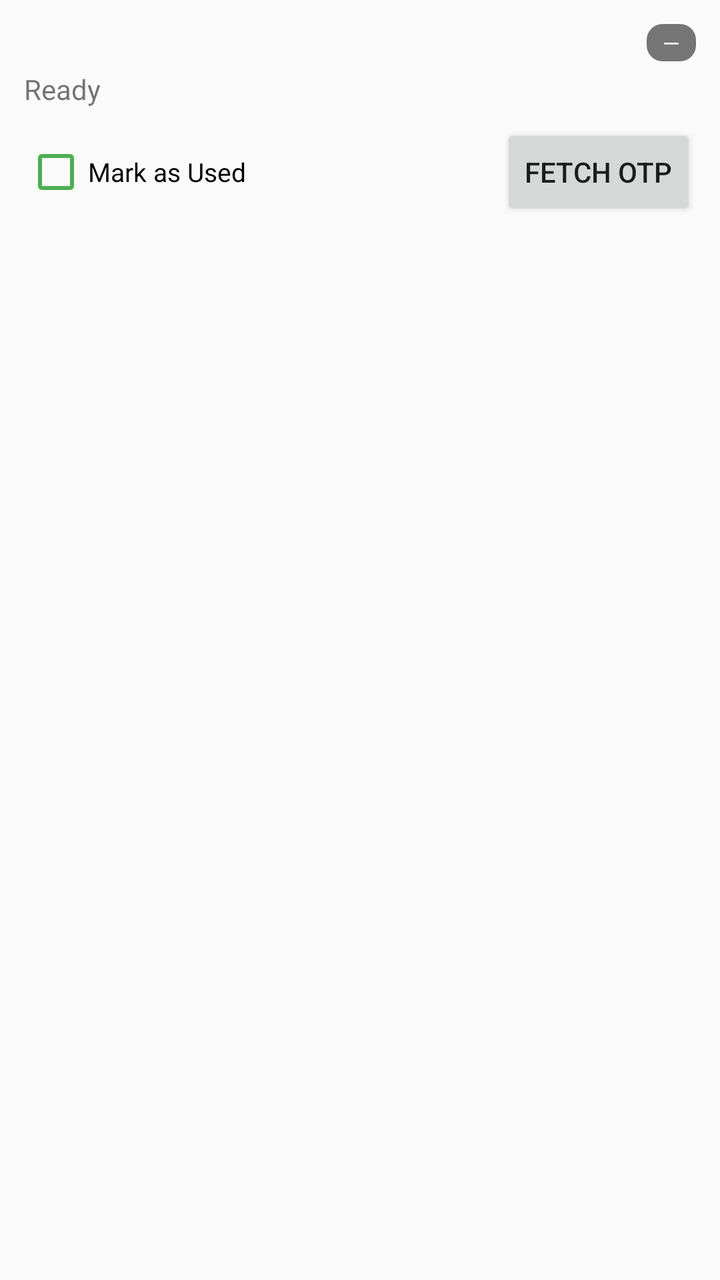
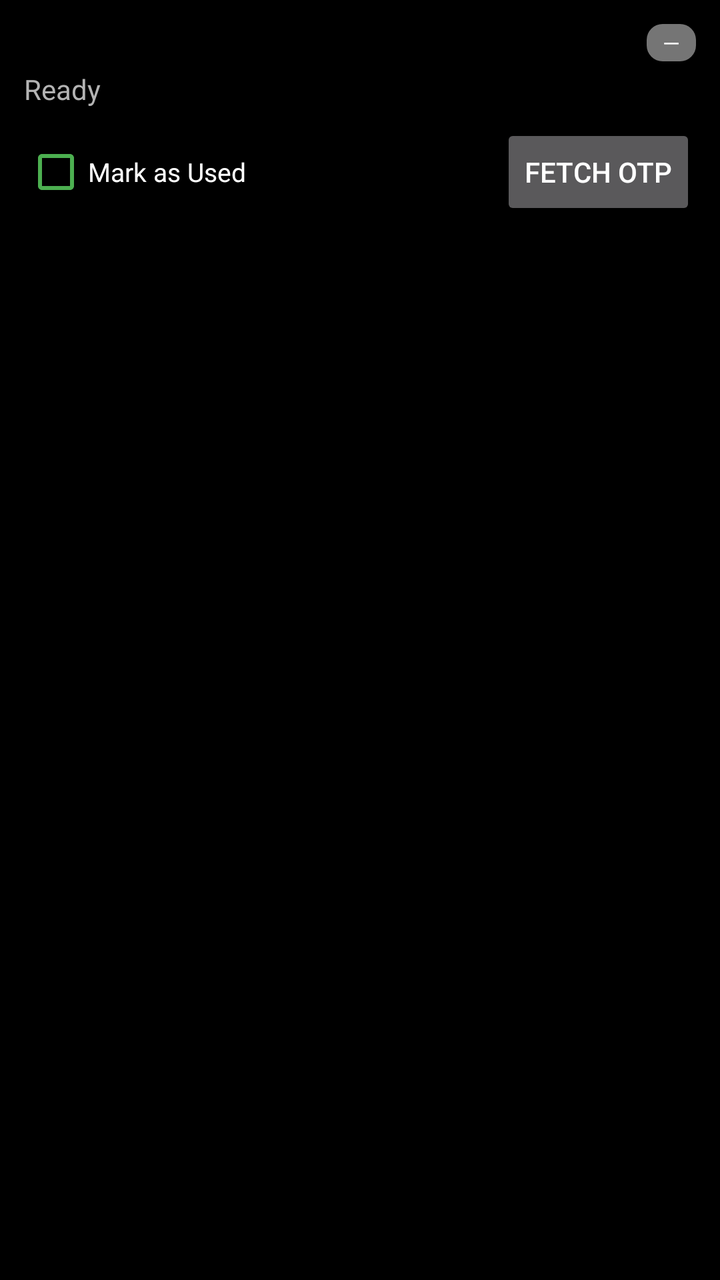

Screens rendered from an Android XML layout before and after an edit, with the pre-edit source and the edit as a unified diff.
<!-- AndroidManifest.xml: application theme Theme.OutlookOtpFetcher -->
<!-- res/layout/item_account.xml -->
<?xml version="1.0" encoding="utf-8"?>
<LinearLayout xmlns:android="http://schemas.android.com/apk/res/android"
    android:layout_width="match_parent"
    android:layout_height="wrap_content"
    android:orientation="vertical"
    android:padding="12dp">

    <LinearLayout
        android:layout_width="match_parent"
        android:layout_height="wrap_content"
        android:gravity="center_vertical"
        android:orientation="horizontal">

        <TextView
            android:id="@+id/tvEmail"
            android:layout_width="0dp"
            android:layout_height="wrap_content"
            android:layout_weight="1"
            android:ellipsize="end"
            android:maxLines="1"
            android:textStyle="bold" />

        <TextView
            android:id="@+id/tvPlatform"
            android:layout_width="wrap_content"
            android:layout_height="wrap_content"
            android:layout_marginStart="8dp"
            android:background="@drawable/bg_platform_badge"
            android:paddingStart="8dp"
            android:paddingTop="2dp"
            android:paddingEnd="8dp"
            android:paddingBottom="2dp"
            android:text="—"
            android:textColor="@android:color/white"
            android:textSize="11sp" />
    </LinearLayout>

    <TextView
        android:id="@+id/tvStatus"
        android:layout_width="match_parent"
        android:layout_height="wrap_content"
        android:layout_marginTop="4dp"
        android:text="Ready"
        android:textSize="14sp" />

    <LinearLayout
        android:layout_width="match_parent"
        android:layout_height="wrap_content"
        android:layout_marginTop="8dp"
        android:gravity="center_vertical"
        android:orientation="horizontal">

        <CheckBox
            android:id="@+id/cbUsed"
            android:layout_width="0dp"
            android:layout_height="wrap_content"
            android:layout_weight="1"
            android:buttonTint="@color/green"
            android:text="Mark as Used"
            android:textSize="13sp" />

        <Button
            android:id="@+id/btnFetch"
            android:layout_width="wrap_content"
            android:layout_height="wrap_content"
            android:text="Fetch OTP" />
    </LinearLayout>
</LinearLayout>
<!-- resources referenced by this layout -->
<resources>
  <color name="green">#4CAF50</color>
  <!-- drawable bg_platform_badge (drawable) -->
  <?xml version="1.0" encoding="utf-8"?>
  <shape xmlns:android="http://schemas.android.com/apk/res/android"
      android:shape="rectangle">
      <corners android:radius="8dp" />
      <solid android:color="#757575" />
  </shape>
  <style name="Theme.OutlookOtpFetcher" parent="Theme.AppCompat.Light.NoActionBar">
          <item name="colorPrimary">@color/purple_500</item>
      </style>
  <color name="purple_500">#6200EE</color>
</resources>

<!-- the commit's change to res/layout/item_account.xml (unified diff, before → after) -->
@@ -2,6 +2,7 @@
 <LinearLayout xmlns:android="http://schemas.android.com/apk/res/android"
     android:layout_width="match_parent"
     android:layout_height="wrap_content"
+    android:background="@color/background"
     android:orientation="vertical"
     android:padding="12dp">
 
@@ -18,6 +19,7 @@
             android:layout_weight="1"
             android:ellipsize="end"
             android:maxLines="1"
+            android:textColor="@color/text_primary"
             android:textStyle="bold" />
 
         <TextView
@@ -41,6 +43,7 @@
         android:layout_height="wrap_content"
         android:layout_marginTop="4dp"
         android:text="Ready"
+        android:textColor="@color/text_secondary"
         android:textSize="14sp" />
 
     <LinearLayout
@@ -57,6 +60,7 @@
             android:layout_weight="1"
             android:buttonTint="@color/green"
             android:text="Mark as Used"
+            android:textColor="@color/text_primary"
             android:textSize="13sp" />
 
         <Button
<!-- resource entries referenced after the edit -->
@@ -1,6 +1,9 @@
 <!-- resources referenced by this layout -->
 <resources>
+  <color name="background">#000000</color>
   <color name="green">#4CAF50</color>
+  <color name="text_primary">#FFFFFF</color>
+  <color name="text_secondary">#B3B3B3</color>
   <!-- drawable bg_platform_badge (drawable) -->
   <?xml version="1.0" encoding="utf-8"?>
   <shape xmlns:android="http://schemas.android.com/apk/res/android"
@@ -8,9 +11,14 @@
       <corners android:radius="8dp" />
       <solid android:color="#757575" />
   </shape>
-  <style name="Theme.OutlookOtpFetcher" parent="Theme.AppCompat.Light.NoActionBar">
-          <item name="colorPrimary">@color/purple_500</item>
+  <style name="Theme.OutlookOtpFetcher" parent="Theme.AppCompat.NoActionBar">
+          <item name="colorPrimary">@color/surface</item>
+          <item name="colorAccent">@color/purple_500</item>
+          <item name="android:windowBackground">@color/background</item>
+          <item name="android:statusBarColor">@color/background</item>
+          <item name="android:navigationBarColor">@color/background</item>
       </style>
+  <color name="surface">#121212</color>
   <color name="purple_500">#6200EE</color>
 </resources>
 
